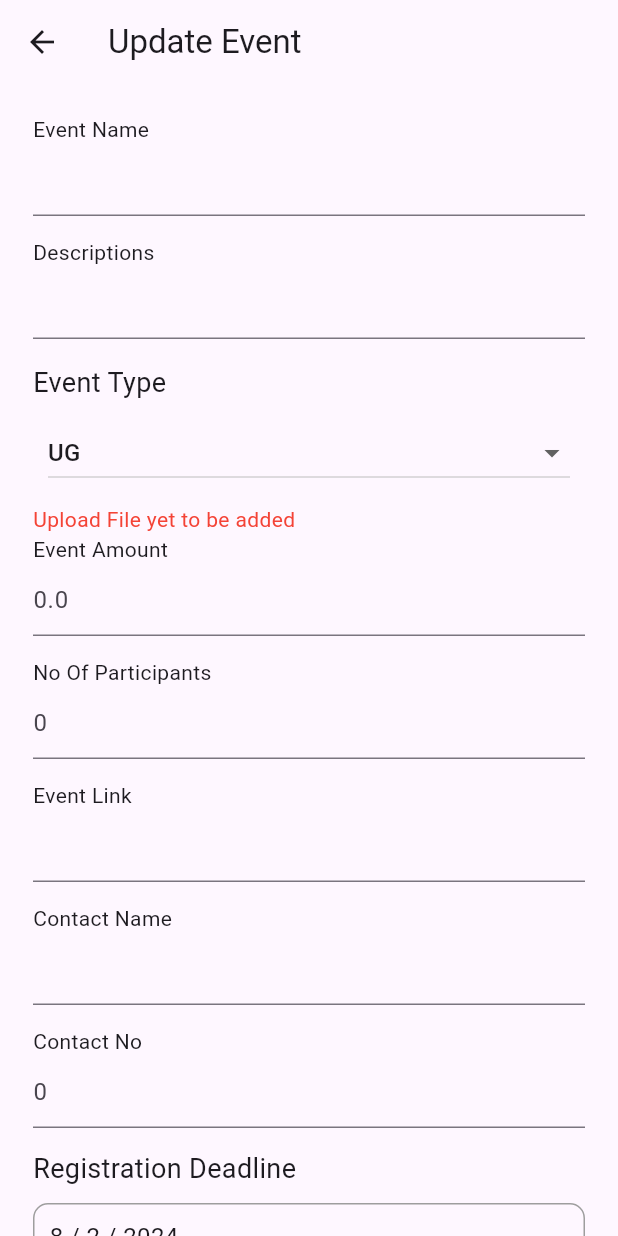
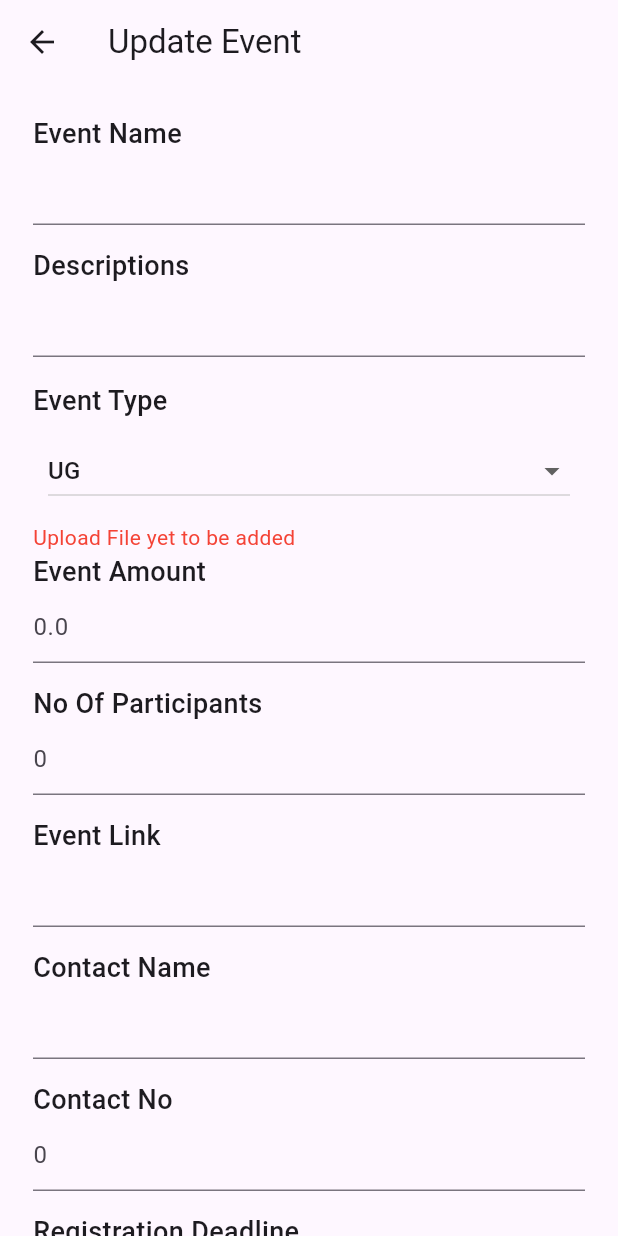
Before and after one commit to vansh132/EventQuest, a Flutter app: the EditEventScreen screen opened directly with empty values, on a phone screen of 412 x 824 dp. Run offline on Flutter 3.47's test engine with Material 3 defaults, Android fonts, the phone set to English and light mode, and no system bars; our stand-ins replace carousel_slider, dotted_border, file_picker, photo_view.

Commit message:
Change the format of update event page

```diff
--- a/lib/screens/faculty_screens/event_screens/edit_event_screen.dart
+++ b/lib/screens/faculty_screens/event_screens/edit_event_screen.dart
@@ -13,8 +13,6 @@ class _EditEventScreenState extends State<EditEventScreen> {
   final _formKey = GlobalKey<FormState>();
 
   String dropdownValue = 'UG';
-
-  DateTime? _registrationDeadline;
   @override
   Widget build(BuildContext context) {
     TextEditingController eventName = TextEditingController();
@@ -38,7 +36,13 @@ class _EditEventScreenState extends State<EditEventScreen> {
             child: Column(
               crossAxisAlignment: CrossAxisAlignment.start,
               children: [
-                Text("Event Name"),
+                Text(
+                  "Event Name",
+                  style: TextStyle(
+                    fontSize: 18,
+                    fontWeight: FontWeight.w500,
+                  ),
+                ),
                 TextFormField(
                   controller: eventName,
                   decoration: InputDecoration(
@@ -48,7 +52,13 @@ class _EditEventScreenState extends State<EditEventScreen> {
                 const SizedBox(
                   height: 14,
                 ),
-                Text("Descriptions"),
+                Text(
+                  "Descriptions",
+                  style: TextStyle(
+                    fontSize: 18,
+                    fontWeight: FontWeight.w500,
+                  ),
+                ),
                 TextFormField(
                   controller: description,
                   decoration: InputDecoration(
@@ -59,7 +69,10 @@ class _EditEventScreenState extends State<EditEventScreen> {
                 ),
                 const Text(
                   "Event Type",
-                  style: TextStyle(fontSize: 18),
+                  style: TextStyle(
+                    fontSize: 18,
+                    fontWeight: FontWeight.w500,
+                  ),
                 ),
                 Container(
                   padding: const EdgeInsets.all(10.0),
@@ -89,7 +102,13 @@ class _EditEventScreenState extends State<EditEventScreen> {
                   "Upload File yet to be added",
                   style: TextStyle(color: Colors.red),
                 ),
-                Text("Event Amount"),
+                Text(
+                  "Event Amount",
+                  style: TextStyle(
+                    fontSize: 18,
+                    fontWeight: FontWeight.w500,
+                  ),
+                ),
                 TextFormField(
                   controller: eventAmount,
                   keyboardType: TextInputType.number,
@@ -100,7 +119,13 @@ class _EditEventScreenState extends State<EditEventScreen> {
                 const SizedBox(
                   height: 14,
                 ),
-                Text("No Of Participants"),
+                Text(
+                  "No Of Participants",
+                  style: TextStyle(
+                    fontSize: 18,
+                    fontWeight: FontWeight.w500,
+                  ),
+                ),
                 TextFormField(
                   controller: noOfParticipants,
                   keyboardType: TextInputType.number,
@@ -111,7 +136,13 @@ class _EditEventScreenState extends State<EditEventScreen> {
                 const SizedBox(
                   height: 14,
                 ),
-                Text("Event Link"),
+                Text(
+                  "Event Link",
+                  style: TextStyle(
+                    fontSize: 18,
+                    fontWeight: FontWeight.w500,
+                  ),
+                ),
                 TextFormField(
                   controller: eventLink,
                   decoration: InputDecoration(
@@ -121,7 +152,13 @@ class _EditEventScreenState extends State<EditEventScreen> {
                 const SizedBox(
                   height: 14,
                 ),
-                Text("Contact Name"),
+                Text(
+                  "Contact Name",
+                  style: TextStyle(
+                    fontSize: 18,
+                    fontWeight: FontWeight.w500,
+                  ),
+                ),
                 TextFormField(
                   controller: contactName,
                   decoration: InputDecoration(
@@ -131,7 +168,13 @@ class _EditEventScreenState extends State<EditEventScreen> {
                 const SizedBox(
                   height: 14,
                 ),
-                Text("Contact No"),
+                Text(
+                  "Contact No",
+                  style: TextStyle(
+                    fontSize: 18,
+                    fontWeight: FontWeight.w500,
+                  ),
+                ),
                 TextFormField(
                   controller: contactPerson,
                   keyboardType: TextInputType.number,
@@ -145,7 +188,10 @@ class _EditEventScreenState extends State<EditEventScreen> {
                 // Date picker for Registration Deadline
                 const Text(
                   "Registration Deadline",
-                  style: TextStyle(fontSize: 18),
+                  style: TextStyle(
+                    fontSize: 18,
+                    fontWeight: FontWeight.w500,
+                  ),
                 ),
                 const SizedBox(
                   height: 10,
@@ -156,10 +202,10 @@ class _EditEventScreenState extends State<EditEventScreen> {
                       _pickRegistrationDeadline();
                     },
                     child: RegistartionDeadline()),
-                SizedBox(
+                const SizedBox(
                   height: 14,
                 ),
-                Center(
+                const Center(
                     child:
                         ElevatedButton(onPressed: null, child: Text('Submit')))
               ],
@@ -174,16 +220,16 @@ class _EditEventScreenState extends State<EditEventScreen> {
     Event eventData = ModalRoute.of(context)!.settings.arguments as Event;
     return Container(
       width: double.infinity,
-      padding: EdgeInsets.all(10.0),
+      padding: const EdgeInsets.all(10.0),
       decoration: BoxDecoration(
         border: Border.all(color: Colors.grey),
         borderRadius: BorderRadius.circular(10),
       ),
       child: Text(
-        eventData.registartionDeadline == null
+        eventData.registartionDeadline != null
             ? 'Select Registration Deadline'
             : '${eventData.registartionDeadline.day} / ${eventData.registartionDeadline.month} / ${eventData.registartionDeadline.year}',
-        style: TextStyle(fontSize: 16),
+        style: const TextStyle(fontSize: 16),
       ),
     );
   }
```
